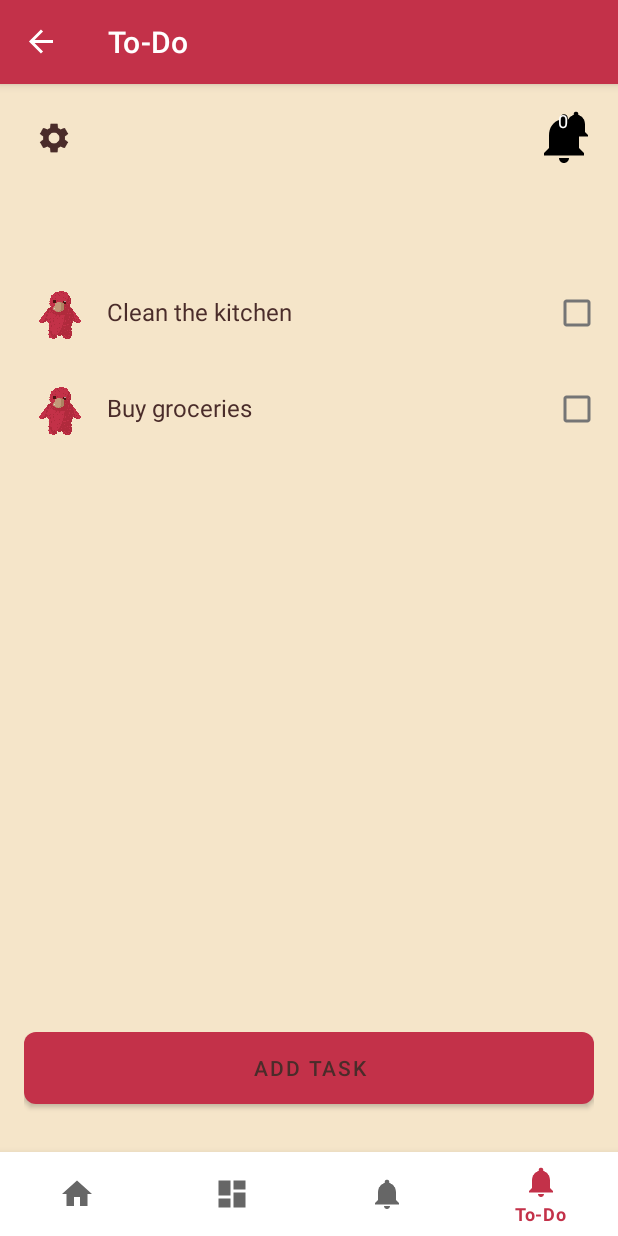
After one commit to gitnubnub/Flatypus, an Android app: the ToDoFragment screen opened through its navigation route, on a phone screen of 412 x 824 dp. The commit adds this screen. Run offline under Robolectric (Android 15) with nearby library versions, the phone set to English and light mode, and no system bars; our stand-ins replace navigation-ui.

Commit message:
To-Do list mave
Sara is ignoring other responsibilities for this (aka procrastinating through tnuv)

```diff
--- a/App/src/main/java/si/uni_lj/fe/tnuv/flatypus/MainActivity.java
+++ b/App/src/main/java/si/uni_lj/fe/tnuv/flatypus/MainActivity.java
@@ -1,6 +1,7 @@
 package si.uni_lj.fe.tnuv.flatypus;
 
 import android.os.Bundle;
+import android.view.View;
 
 import com.google.android.material.bottomnavigation.BottomNavigationView;
 
@@ -32,6 +33,15 @@ public class MainActivity extends AppCompatActivity {
         NavController navController = Navigation.findNavController(this, R.id.nav_host_fragment_activity_main);
         NavigationUI.setupActionBarWithNavController(this, navController, appBarConfiguration);
         NavigationUI.setupWithNavController(binding.navView, navController);
+
+        // Add a listener to toggle BottomNavigationView visibility
+        navController.addOnDestinationChangedListener((controller, destination, arguments) -> {
+            if (destination.getId() == R.id.nav_settings) {
+                navView.setVisibility(View.GONE); // Hide the bottom navigation on SettingsFragment
+            } else {
+                navView.setVisibility(View.VISIBLE); // Show it on other fragments
+            }
+        });
     }
 
 }
--- /dev/null
+++ b/App/src/main/java/si/uni_lj/fe/tnuv/flatypus/ui/to_do/ToDoFragment.java
@@ -0,0 +1,160 @@
+package si.uni_lj.fe.tnuv.flatypus.ui.to_do;
+
+import android.app.AlertDialog;
+import android.os.Bundle;
+import android.view.LayoutInflater;
+import android.view.View;
+import android.view.ViewGroup;
+import android.widget.ArrayAdapter;
+import android.widget.Button;
+import android.widget.CheckBox;
+import android.widget.EditText;
+import android.widget.ImageView;
+import android.widget.LinearLayout;
+import android.widget.Spinner;
+import android.widget.TextView;
+
+import androidx.annotation.NonNull;
+import androidx.fragment.app.Fragment;
+import androidx.lifecycle.ViewModelProvider;
+import androidx.navigation.Navigation;
+
+import java.util.ArrayList;
+import java.util.List;
+
+import si.uni_lj.fe.tnuv.flatypus.R;
+import si.uni_lj.fe.tnuv.flatypus.databinding.FragmentToDoBinding;
+
+
+public class ToDoFragment extends Fragment {
+
+    private FragmentToDoBinding binding;
+    private si.uni_lj.fe.tnuv.flatypus.ui.todo.ToDoViewModel toDoViewModel;
+
+    @Override
+    public View onCreateView(@NonNull LayoutInflater inflater, ViewGroup container, Bundle savedInstanceState) {
+        toDoViewModel = new ViewModelProvider(this).get(si.uni_lj.fe.tnuv.flatypus.ui.todo.ToDoViewModel.class);
+
+        binding = FragmentToDoBinding.inflate(inflater, container, false);
+        View root = binding.getRoot();
+
+        // Settings Icon Navigation
+        binding.settingsIcon.setOnClickListener(v -> {
+            Navigation.findNavController(v).navigate(R.id.action_nav_home_to_nav_settings);
+        });
+
+        // Notification Count
+        TextView notificationCount = binding.notificationCount;
+        toDoViewModel.getNotificationCount().observe(getViewLifecycleOwner(), count -> {
+            notificationCount.setText(count > 99 ? "99+" : String.valueOf(count));
+        });
+
+        // To-Do List
+        LinearLayout todoListContainer = binding.todoListContainer;
+        toDoViewModel.getTasks().observe(getViewLifecycleOwner(), tasks -> {
+            todoListContainer.removeAllViews();
+            for (int i = 0; i < tasks.size(); i++) {
+                si.uni_lj.fe.tnuv.flatypus.ui.todo.ToDoViewModel.Task task = tasks.get(i);
+                View taskView = inflater.inflate(R.layout.task_layout, todoListContainer, false);
+
+                // Set up task item
+                CheckBox taskCheckbox = taskView.findViewById(R.id.task_checkbox);
+                ImageView assigneeProfilePicture = taskView.findViewById(R.id.assignee_profile_picture);
+                TextView taskName = taskView.findViewById(R.id.task_name);
+
+                taskCheckbox.setChecked(task.isCompleted());
+                taskName.setText(task.getName());
+
+                // Set profile picture (replace with actual resource handling)
+                if ("platypus".equals(task.getProfilePicture())) {
+                    assigneeProfilePicture.setImageResource(R.drawable.platypus);
+                } else if ("red_fluffy".equals(task.getProfilePicture())) {
+                    assigneeProfilePicture.setImageResource(R.drawable.platypus);
+                }
+
+                // Handle checkbox interaction
+                final int position = i;
+                taskCheckbox.setOnCheckedChangeListener((buttonView, isChecked) -> {
+                    String currentUser = toDoViewModel.getCurrentUser();
+                    if (!task.getAssignee().equals(currentUser) && !task.isCompleted()) {
+                        showReassignWarningDialog(task, position, isChecked);
+                        taskCheckbox.setChecked(false); // Reset checkbox until confirmed
+                    } else {
+                        toDoViewModel.updateTaskCompletion(position, isChecked);
+                    }
+                });
+
+                todoListContainer.addView(taskView);
+            }
+        });
+
+        // Add Task Button
+        binding.addTaskButton.setOnClickListener(v -> showAddTaskDialog());
+
+        return root;
+    }
+
+    private void showReassignWarningDialog(si.uni_lj.fe.tnuv.flatypus.ui.todo.ToDoViewModel.Task task, int position, boolean isChecked) {
+        new AlertDialog.Builder(requireContext())
+                .setTitle("Warning")
+                .setMessage("This task is assigned to " + task.getAssignee() + ". Are you sure you want to take it?")
+                .setPositiveButton("Yes", (dialog, which) -> {
+                    toDoViewModel.updateTaskCompletion(position, isChecked);
+                })
+                .setNegativeButton("No", (dialog, which) -> dialog.dismiss())
+                .show();
+    }
+
+    private void showAddTaskDialog() {
+        // Inflate the dialog layout
+        View dialogView = LayoutInflater.from(requireContext()).inflate(R.layout.add_task_layout, null);
+
+        EditText taskNameInput = dialogView.findViewById(R.id.task_name_input);
+        Spinner assigneeSpinner = dialogView.findViewById(R.id.assignee_spinner);
+        Spinner repeatSpinner = dialogView.findViewById(R.id.repeat_spinner);
+        Button addTaskButton = dialogView.findViewById(R.id.add_task_confirm_button);
+
+        // Populate assignee spinner
+        List<String> assigneeOptions = new ArrayList<>(toDoViewModel.getRoommates());
+        assigneeOptions.add("Random");
+        ArrayAdapter<String> assigneeAdapter = new ArrayAdapter<>(
+                requireContext(), android.R.layout.simple_spinner_item, assigneeOptions);
+        assigneeAdapter.setDropDownViewResource(android.R.layout.simple_spinner_dropdown_item);
+        assigneeSpinner.setAdapter(assigneeAdapter);
+
+        // Populate repeat spinner
+        String[] repeatOptions = {"None", "Weekly", "Monthly"};
+        ArrayAdapter<String> repeatAdapter = new ArrayAdapter<>(
+                requireContext(), android.R.layout.simple_spinner_item, repeatOptions);
+        repeatAdapter.setDropDownViewResource(android.R.layout.simple_spinner_dropdown_item);
+        repeatSpinner.setAdapter(repeatAdapter);
+
+        // Show dialog
+        AlertDialog dialog = new AlertDialog.Builder(requireContext())
+                .setTitle("Add Task")
+                .setView(dialogView)
+                .setNegativeButton("Cancel", (d, which) -> d.dismiss())
+                .create();
+        dialog.show();
+
+        // Handle add task button
+        addTaskButton.setOnClickListener(v -> {
+            String taskName = taskNameInput.getText().toString().trim();
+            String assignee = assigneeSpinner.getSelectedItem().toString();
+            String repeat = repeatSpinner.getSelectedItem().toString().toLowerCase();
+
+            if (!taskName.isEmpty()) {
+                toDoViewModel.addTask(taskName, assignee, repeat);
+                dialog.dismiss();
+            } else {
+                taskNameInput.setError("Task name cannot be empty");
+            }
+        });
+    }
+
+    @Override
+    public void onDestroyView() {
+        super.onDestroyView();
+        binding = null;
+    }
+}
--- /dev/null
+++ b/App/src/main/java/si/uni_lj/fe/tnuv/flatypus/ui/to_do/ToDoViewModel.java
@@ -0,0 +1,94 @@
+package si.uni_lj.fe.tnuv.flatypus.ui.todo;
+
+import androidx.lifecycle.LiveData;
+import androidx.lifecycle.MutableLiveData;
+import androidx.lifecycle.ViewModel;
+import java.util.ArrayList;
+import java.util.List;
+import java.util.Random;
+
+public class ToDoViewModel extends ViewModel {
+
+    // Task data class
+    public static class Task {
+        private String name;
+        private String assignee;
+        private String profilePicture; // Resource name or URL (e.g., "platypus")
+        private boolean isCompleted;
+        private String repeat; // "none", "weekly", "monthly"
+
+        public Task(String name, String assignee, String profilePicture, boolean isCompleted, String repeat) {
+            this.name = name;
+            this.assignee = assignee;
+            this.profilePicture = profilePicture;
+            this.isCompleted = isCompleted;
+            this.repeat = repeat;
+        }
+
+        public String getName() { return name; }
+        public String getAssignee() { return assignee; }
+        public String getProfilePicture() { return profilePicture; }
+        public boolean isCompleted() { return isCompleted; }
+        public void setCompleted(boolean completed) { this.isCompleted = completed; }
+        public String getRepeat() { return repeat; }
+    }
+
+    private final MutableLiveData<List<Task>> tasks = new MutableLiveData<>(new ArrayList<>());
+    private final MutableLiveData<Integer> notificationCount = new MutableLiveData<>(0);
+    private final List<String> roommates = new ArrayList<>(); // List of roommates
+    private final String currentUser = "Eva"; // Example current user (replace with actual logic)
+
+    public ToDoViewModel() {
+        // Initialize roommates (replace with actual data source)
+        roommates.add("Eva");
+        roommates.add("John");
+        roommates.add("Alice");
+
+        // Initialize with some sample tasks
+        List<Task> initialTasks = new ArrayList<>();
+        initialTasks.add(new Task("Clean the kitchen", "Eva", "platypus", false, "weekly"));
+        initialTasks.add(new Task("Buy groceries", "John", "red_fluffy", false, "none"));
+        tasks.setValue(initialTasks);
+    }
+
+    public LiveData<List<Task>> getTasks() {
+        return tasks;
+    }
+
+    public LiveData<Integer> getNotificationCount() {
+        return notificationCount;
+    }
+
+    public List<String> getRoommates() {
+        return roommates;
+    }
+
+    public String getCurrentUser() {
+        return currentUser;
+    }
+
+    public void addTask(String name, String assignee, String repeat) {
+        List<Task> currentTasks = tasks.getValue();
+        if (currentTasks == null) {
+            currentTasks = new ArrayList<>();
+        }
+        // If assignee is "random", pick a random roommate
+        if ("random".equalsIgnoreCase(assignee)) {
+            Random random = new Random();
+            assignee = roommates.get(random.nextInt(roommates.size()));
+        }
+        // Assign a default profile picture based on assignee (replace with actual logic)
+        String profilePicture = assignee.equals("Eva") ? "platypus" : "red_fluffy";
+        currentTasks.add(new Task(name, assignee, profilePicture, false, repeat));
+        tasks.setValue(currentTasks);
+    }
+
+    public void updateTaskCompletion(int position, boolean isCompleted) {
+        List<Task> currentTasks = tasks.getValue();
+        if (currentTasks != null && position >= 0 && position < currentTasks.size()) {
+            Task task = currentTasks.get(position);
+            task.setCompleted(isCompleted);
+            tasks.setValue(currentTasks);
+        }
+    }
+}
--- a/App/src/main/res/layout/fragment_settings.xml
+++ b/App/src/main/res/layout/fragment_settings.xml
@@ -15,8 +15,8 @@
         android:layout_width="40dp"
         android:layout_height="40dp"
         android:layout_margin="16dp"
-        android:layout_marginStart="24dp"
-        android:layout_marginTop="92dp"
+        android:layout_marginStart="16dp"
+        android:layout_marginTop="88dp"
         android:background="?attr/selectableItemBackgroundBorderless"
         android:src="@drawable/ic_back"
         app:layout_constraintStart_toStartOf="parent"
--- /dev/null
+++ b/App/src/main/res/layout/fragment_to_do.xml
@@ -0,0 +1,68 @@
+<?xml version="1.0" encoding="utf-8"?>
+<androidx.constraintlayout.widget.ConstraintLayout xmlns:android="http://schemas.android.com/apk/res/android"
+    xmlns:app="http://schemas.android.com/apk/res-auto"
+    xmlns:tools="http://schemas.android.com/tools"
+    android:layout_width="match_parent"
+    android:layout_height="match_parent"
+    android:background="#F5E5C9"
+    android:padding="16dp">
+
+    <!-- Settings Icon -->
+    <ImageButton
+        android:id="@+id/settings_icon"
+        android:layout_width="40dp"
+        android:layout_height="40dp"
+        android:src="@drawable/ic_settings"
+        android:background="?attr/selectableItemBackgroundBorderless"
+        app:layout_constraintStart_toStartOf="parent"
+        app:layout_constraintTop_toTopOf="parent" />
+
+    <!-- Notification Icon and Count -->
+    <ImageView
+        android:id="@+id/notification_icon"
+        android:layout_width="40dp"
+        android:layout_height="40dp"
+        android:src="@drawable/ic_notifications_black_24dp"
+        app:layout_constraintEnd_toEndOf="parent"
+        app:layout_constraintTop_toTopOf="parent" />
+
+    <TextView
+        android:id="@+id/notification_count"
+        android:layout_width="wrap_content"
+        android:layout_height="wrap_content"
+        android:background="@drawable/ic_notifications_black_24dp"
+        android:text="99+"
+        android:textColor="#FFFFFF"
+        android:textSize="12sp"
+        app:layout_constraintEnd_toEndOf="@id/notification_icon"
+        app:layout_constraintTop_toTopOf="@id/notification_icon" />
+
+    <!-- To-Do List Container -->
+
+    <!-- Add Task Button -->
+
+    <LinearLayout
+        android:id="@+id/todo_list_container"
+        android:layout_width="404dp"
+        android:layout_height="508dp"
+        android:layout_marginTop="16dp"
+        android:orientation="vertical"
+        app:layout_constraintBottom_toTopOf="@id/add_task_button"
+        app:layout_constraintEnd_toEndOf="parent"
+        app:layout_constraintStart_toStartOf="parent"
+        app:layout_constraintTop_toBottomOf="@id/notification_icon"
+        app:layout_constraintVertical_bias="0.942" />
+
+    <Button
+        android:id="@+id/add_task_button"
+        android:layout_width="0dp"
+        android:layout_height="wrap_content"
+        android:text="@string/add_task_text"
+        android:background="@drawable/button_background"
+        android:textColor="#4A2C2A"
+        app:layout_constraintBottom_toBottomOf="parent"
+        app:layout_constraintStart_toStartOf="parent"
+        app:layout_constraintEnd_toEndOf="parent"
+        android:layout_marginBottom="16dp" />
+
+</androidx.constraintlayout.widget.ConstraintLayout>
--- /dev/null
+++ b/App/src/main/res/layout/task_layout.xml
@@ -0,0 +1,48 @@
+<?xml version="1.0" encoding="utf-8"?>
+<androidx.constraintlayout.widget.ConstraintLayout xmlns:android="http://schemas.android.com/apk/res/android"
+    xmlns:app="http://schemas.android.com/apk/res-auto"
+    android:layout_width="match_parent"
+    android:layout_height="wrap_content"
+    android:padding="8dp">
+
+
+    <!-- Profile Picture -->
+    <ImageView
+        android:id="@+id/assignee_profile_picture"
+        android:layout_width="40dp"
+        android:layout_height="40dp"
+        android:src="@drawable/platypus"
+        app:layout_constraintStart_toStartOf="parent"
+        app:layout_constraintTop_toTopOf="parent"
+        app:layout_constraintBottom_toBottomOf="parent"
+        android:layout_marginStart="8dp" />
+
+    <!-- Task Name -->
+
+    <!-- Checkbox -->
+    <TextView
+        android:id="@+id/task_name"
+        android:layout_width="277dp"
+        android:layout_height="25dp"
+        android:layout_marginStart="8dp"
+        android:text="Task Name"
+        android:textColor="#4A2C2A"
+        android:textSize="16sp"
+        app:layout_constraintBottom_toBottomOf="parent"
+        app:layout_constraintEnd_toEndOf="parent"
+        app:layout_constraintHorizontal_bias="0.048"
+        app:layout_constraintStart_toEndOf="@id/assignee_profile_picture"
+        app:layout_constraintTop_toTopOf="parent"
+        app:layout_constraintVertical_bias="0.521" />
+
+    <CheckBox
+        android:id="@+id/task_checkbox"
+        android:layout_width="wrap_content"
+        android:layout_height="wrap_content"
+        android:layout_marginStart="12dp"
+        app:layout_constraintBottom_toBottomOf="parent"
+        app:layout_constraintStart_toEndOf="@id/task_name"
+        app:layout_constraintTop_toTopOf="parent"
+        app:layout_constraintVertical_bias="1.0" />
+
+</androidx.constraintlayout.widget.ConstraintLayout>
--- a/App/src/main/res/menu/bottom_nav_menu.xml
+++ b/App/src/main/res/menu/bottom_nav_menu.xml
@@ -16,4 +16,9 @@
         android:icon="@drawable/ic_notifications_black_24dp"
         android:title="@string/title_notifications" />
 
+    <item
+        android:id="@+id/nav_todo"
+        android:icon="@drawable/ic_notifications_black_24dp"
+        android:title="@string/to_do_text" />
+
 </menu>
--- a/App/src/main/res/navigation/mobile_navigation.xml
+++ b/App/src/main/res/navigation/mobile_navigation.xml
@@ -28,6 +28,16 @@
         tools:layout="@layout/fragment_notifications" />
 
     <fragment
+        android:id="@+id/nav_todo"
+        android:name="si.uni_lj.fe.tnuv.flatypus.ui.to_do.ToDoFragment"
+        android:label="To-Do"
+        tools:layout="@layout/fragment_to_do">
+        <action
+            android:id="@+id/action_nav_todo_to_nav_settings"
+            app:destination="@id/nav_settings" />
+    </fragment>
+
+    <fragment
         android:id="@+id/nav_settings"
         android:name="si.uni_lj.fe.tnuv.flatypus.ui.SettingsFragment"
         android:label="Settings"
--- a/App/src/main/res/values/strings.xml
+++ b/App/src/main/res/values/strings.xml
@@ -22,4 +22,8 @@
     <string name="apartments_text">Apartments</string>
     <string name="apartment_code_text">Apartment code:</string>
     <string name="leave_apartment_text">LEAVE APARTMENT</string>
+    <string name="add_task_text">ADD TASK</string>
+    <!-- TODO: Remove or change this placeholder text -->
+    <string name="hello_blank_fragment">Hello blank fragment</string>
+    <string name="to_do_text">To-Do</string>
 </resources>
```
Also changed, not shown: App/src/main/res/layout/add_task_layout.xml (added, +42 -0 lines), App/src/main/res/layout/fragment_to_do2.xml (added, +14 -0 lines).
